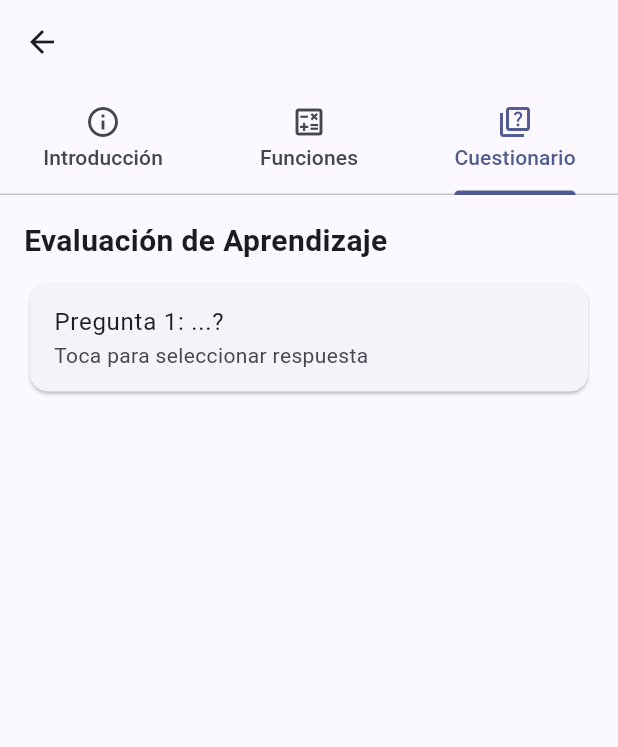
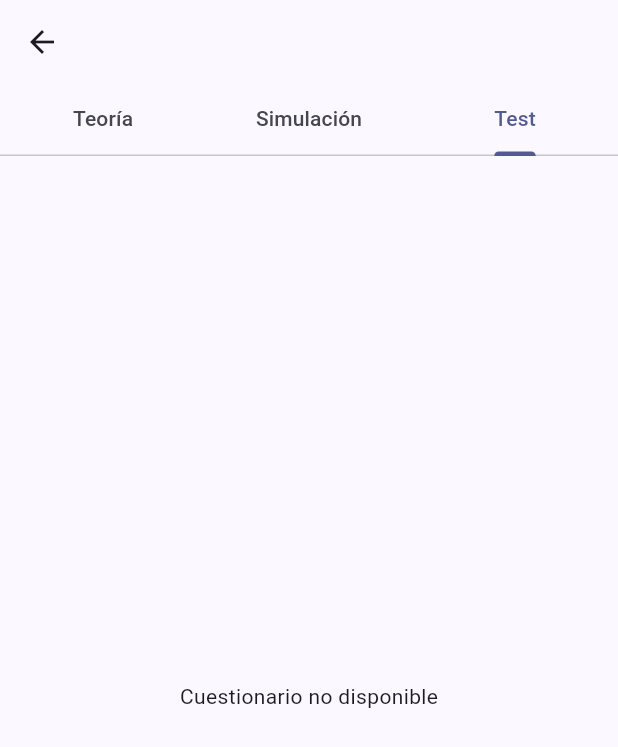
Before and after one commit to IsaiOrtiz/lab_virtual_fisica, a Flutter app: the DetalleModulo screen opened directly with empty values, tab 3 chosen, on a phone screen of 412 x 824 dp. Shown: the top 747 px of the screen. Run offline on Flutter 3.47's test engine with Material 3 defaults, Android fonts, the phone set to English and light mode, and no system bars.

Commit message:
Incorporación de nuevas simulaciones y actualización de la estructura del proyecto para mejorar la organización y facilitar el acceso a los recursos educativos.

```diff
--- a/lib/main.dart
+++ b/lib/main.dart
@@ -1,14 +1,25 @@
 import 'package:flutter/material.dart';
+import 'package:flutter/services.dart' show rootBundle;
+
+// IMPORTS DE TODAS LAS SIMULACIONES
+import 'simulaciones/mru_simulador.dart';
+import 'simulaciones/electro_simulador.dart';
+import 'simulaciones/newton_sim.dart';
+import 'simulaciones/energia_sim.dart';
+import 'simulaciones/optica_sim.dart';
+import 'simulaciones/termo_sim.dart';
+import 'simulaciones/circular_sim.dart';
+import 'simulaciones/estatica_sim.dart';
+import 'simulaciones/acustica_sim.dart';
+import 'simulaciones/moderna_sim.dart';
 
 void main() => runApp(const MyApp());
 
 class MyApp extends StatelessWidget {
   const MyApp({super.key});
-
   @override
   Widget build(BuildContext context) {
     return MaterialApp(
-      title: 'Laboratorio de Física',
       debugShowCheckedModeBanner: false,
       theme: ThemeData(useMaterial3: true, colorSchemeSeed: Colors.indigo),
       home: const MenuPrincipal(),
@@ -16,36 +27,47 @@ class MyApp extends StatelessWidget {
   }
 }
 
+class ModuloData {
+  final String titulo;
+  final String archivoTeoria;
+  final Widget scriptSimulacion;
+  ModuloData({required this.titulo, required this.archivoTeoria, required this.scriptSimulacion});
+}
+
 class MenuPrincipal extends StatelessWidget {
   const MenuPrincipal({super.key});
 
-  final List<String> modulos = const [
-    'Cinemática', 'Leyes de Newton', 'Energía y Trabajo',
-    'Óptica', 'Electromagnetismo', 'Termodinámica',
-    'Movimiento Circular', 'Estática', 'Acústica', 'Física Moderna'
-  ];
-
   @override
   Widget build(BuildContext context) {
+    // LOS 10 TEMAS ASIGNADOS
+    final List<ModuloData> listaModulos = [
+      ModuloData(titulo: '1. Cinemática', archivoTeoria: 'assets/teoria/cinematica.txt', scriptSimulacion: const MRUSimulador()),
+      ModuloData(titulo: '2. Leyes de Newton', archivoTeoria: 'assets/teoria/newton.txt', scriptSimulacion: const NewtonSim()),
+      ModuloData(titulo: '3. Energía y Trabajo', archivoTeoria: 'assets/teoria/energia.txt', scriptSimulacion: const EnergiaSim()),
+      ModuloData(titulo: '4. Óptica', archivoTeoria: 'assets/teoria/optica.txt', scriptSimulacion: const OpticaSim()),
+      ModuloData(titulo: '5. Electromagnetismo', archivoTeoria: 'assets/teoria/electromagnetismo.txt', scriptSimulacion: const ElectroSimulador()),
+      ModuloData(titulo: '6. Termodinámica', archivoTeoria: 'assets/teoria/termo.txt', scriptSimulacion: const TermoSim()),
+      ModuloData(titulo: '7. Movimiento Circular', archivoTeoria: 'assets/teoria/circular.txt', scriptSimulacion: const CircularSim()),
+      ModuloData(titulo: '8. Estática', archivoTeoria: 'assets/teoria/estatica.txt', scriptSimulacion: const EstaticaSim()),
+      ModuloData(titulo: '9. Acústica', archivoTeoria: 'assets/teoria/acustica.txt', scriptSimulacion: const AcusticaSim()),
+      ModuloData(titulo: '10. Física Moderna', archivoTeoria: 'assets/teoria/moderna.txt', scriptSimulacion: const ModernaSim()),
+    ];
+
     return Scaffold(
       appBar: AppBar(title: const Text('Laboratorio Virtual'), centerTitle: true),
       body: ListView.builder(
         padding: const EdgeInsets.all(16),
-        itemCount: modulos.length,
+        itemCount: listaModulos.length,
         itemBuilder: (context, index) {
+          final modulo = listaModulos[index];
           return Card(
             child: ListTile(
-              leading: Icon(Icons.science, color: Colors.indigo.shade400),
-              title: Text(modulos[index]),
-              trailing: const Icon(Icons.chevron_right),
-              onTap: () {
-                Navigator.push(
-                  context,
-                  MaterialPageRoute(
-                    builder: (context) => DetalleModulo(titulo: modulos[index]),
-                  ),
-                );
-              },
+              leading: CircleAvatar(child: Text("${index + 1}")),
+              title: Text(modulo.titulo),
+              onTap: () => Navigator.push(
+                context,
+                MaterialPageRoute(builder: (context) => DetalleModulo(modulo: modulo))
+              ),
             ),
           );
         },
@@ -54,81 +76,50 @@ class MenuPrincipal extends StatelessWidget {
   }
 }
 
-class DetalleModulo extends StatelessWidget {
-  final String titulo;
-  const DetalleModulo({super.key, required this.titulo});
+class DetalleModulo extends StatefulWidget {
+  final ModuloData modulo;
+  const DetalleModulo({super.key, required this.modulo});
+  @override
+  State<DetalleModulo> createState() => _DetalleModuloState();
+}
+
+class _DetalleModuloState extends State<DetalleModulo> {
+  String contenidoTeoria = "Cargando teoría...";
+
+  @override
+  void initState() {
+    super.initState();
+    _cargarTexto();
+  }
+
+  Future<void> _cargarTexto() async {
+    try {
+      final texto = await rootBundle.loadString(widget.modulo.archivoTeoria);
+      setState(() => contenidoTeoria = texto);
+    } catch (e) {
+      setState(() => contenidoTeoria = "Próximamente: Contenido de ${widget.modulo.titulo}");
+    }
+  }
 
   @override
   Widget build(BuildContext context) {
     return DefaultTabController(
-      length: 3, // Las 3 secciones: Introducción, Funciones, Cuestionario
+      length: 3,
       child: Scaffold(
         appBar: AppBar(
-          title: Text(titulo),
+          title: Text(widget.modulo.titulo),
           bottom: const TabBar(
-            tabs: [
-              Tab(icon: Icon(Icons.info_outline), text: 'Introducción'),
-              Tab(icon: Icon(Icons.calculate_outlined), text: 'Funciones'),
-              Tab(icon: Icon(Icons.quiz_outlined), text: 'Cuestionario'),
-            ],
+            tabs: [Tab(text: 'Teoría'), Tab(text: 'Simulación'), Tab(text: 'Test')],
           ),
         ),
         body: TabBarView(
           children: [
-            _buildIntroduccion(),
-            _buildFunciones(),
-            _buildCuestionario(),
+            SingleChildScrollView(padding: const EdgeInsets.all(20), child: Text(contenidoTeoria)),
+            Padding(padding: const EdgeInsets.all(16), child: widget.modulo.scriptSimulacion),
+            const Center(child: Text("Cuestionario no disponible")),
           ],
         ),
       ),
     );
   }
-
-  // Sección 1: Introducción
-  Widget _buildIntroduccion() {
-    return Padding(
-      padding: const EdgeInsets.all(20.0),
-      child: Column(
-        crossAxisAlignment: CrossAxisAlignment.start,
-        children: [
-          const Text('Conceptos Teóricos', style: TextStyle(fontSize: 22, fontWeight: FontWeight.bold)),
-          const SizedBox(height: 15),
-          Text('Aquí se escribe la teoría de $titulo.',
-              style: const TextStyle(fontSize: 16)),
-        ],
-      ),
-    );
-  }
-
-  // Sección 2: Implementación de Funciones (Simulación)
-  Widget _buildFunciones() {
-    return Center(
-      child: Column(
-        mainAxisAlignment: MainAxisAlignment.center,
-        children: [
-          const Icon(Icons.precision_manufacturing, size: 80, color: Colors.grey),
-          const SizedBox(height: 20),
-          Text('Área de Simulación de $titulo', style: const TextStyle(fontSize: 18, fontWeight: FontWeight.w500)),
-          const Text('Aquí se pueden mostrar las ecuaciones.'),
-        ],
-      ),
-    );
-  }
-
-  // Sección 3: Cuestionario
-  Widget _buildCuestionario() {
-    return ListView(
-      padding: const EdgeInsets.all(16),
-      children: [
-        const Text('Evaluación de Aprendizaje', style: TextStyle(fontSize: 20, fontWeight: FontWeight.bold)),
-        const SizedBox(height: 10),
-        const Card(
-          child: ListTile(
-            title: Text('Pregunta 1: ...?'),
-            subtitle: Text('Toca para seleccionar respuesta'),
-          ),
-        ),
-      ],
-    );
-  }
 }
--- /dev/null
+++ b/lib/simulaciones/acustica_sim.dart
@@ -0,0 +1,9 @@
+import 'package:flutter/material.dart';
+
+class AcusticaSim extends StatelessWidget {
+  const AcusticaSim({super.key});
+  @override
+  Widget build(BuildContext context) {
+    return const Center(child: Text("Simulación de Acústica"));
+  }
+}
--- /dev/null
+++ b/lib/simulaciones/circular_sim.dart
@@ -0,0 +1,9 @@
+import 'package:flutter/material.dart';
+
+class CircularSim extends StatelessWidget {
+  const CircularSim({super.key});
+  @override
+  Widget build(BuildContext context) {
+    return const Center(child: Text("Simulación de Movimiento Circular"));
+  }
+}
--- a/pubspec.yaml
+++ b/pubspec.yaml
@@ -57,6 +57,9 @@ flutter:
   # the material Icons class.
   uses-material-design: true
 
+  assets:
+    - assets/teoria/
+
   # To add assets to your application, add an assets section, like this:
   # assets:
   #   - images/a_dot_burr.jpeg
```
Also changed, not shown: assets/teoria/cinematica.txt (added, +15 -0 lines), lib/simulaciones/electro_simulador.dart (added, +9 -0 lines), lib/simulaciones/energia_sim.dart (added, +9 -0 lines), lib/simulaciones/estatica_sim.dart (added, +9 -0 lines), lib/simulaciones/moderna_sim.dart (added, +9 -0 lines), lib/simulaciones/mru_simulador.dart (added, +83 -0 lines), lib/simulaciones/newton_sim.dart (added, +9 -0 lines), lib/simulaciones/optica_sim.dart (added, +9 -0 lines), lib/simulaciones/termo_sim.dart (added, +9 -0 lines), main.dart (deleted, +0 -125 lines).
